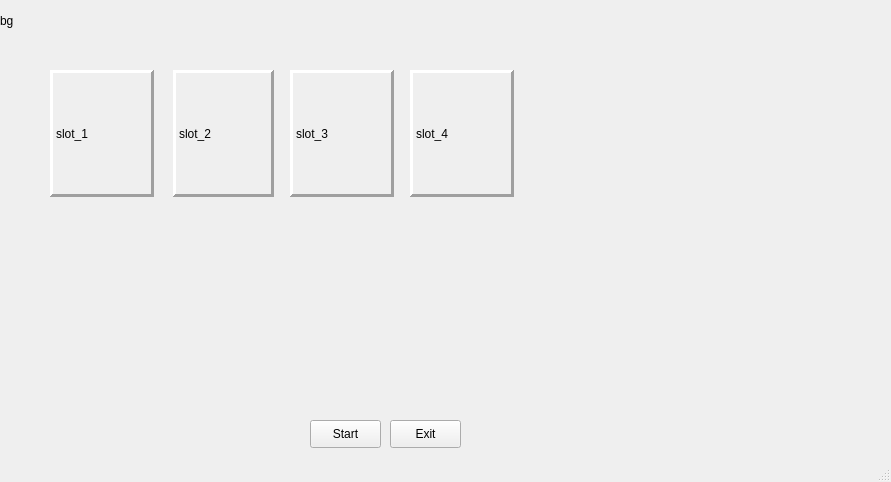
Erepb-89/disciples_mobile, file client_dir/campaign.ui: the form before one commit.
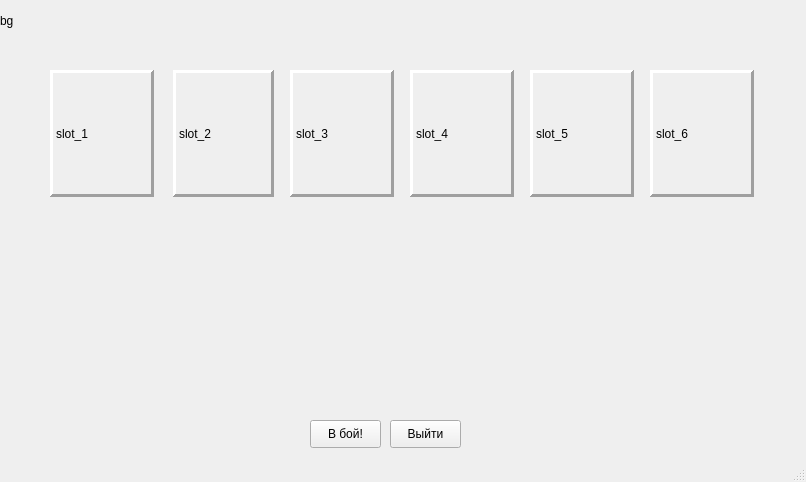
The form after the commit.

Commit message: added Empire campaign

```diff
--- a/client_dir/campaign.ui
+++ b/client_dir/campaign.ui
@@ -9,7 +9,7 @@
    <rect>
     <x>0</x>
     <y>0</y>
-    <width>891</width>
+    <width>806</width>
     <height>482</height>
    </rect>
   </property>
@@ -27,7 +27,7 @@
      </rect>
     </property>
     <property name="text">
-     <string>Exit</string>
+     <string>Выйти</string>
     </property>
    </widget>
    <widget class="QPushButton" name="pushButtonFight">
@@ -40,7 +40,7 @@
      </rect>
     </property>
     <property name="text">
-     <string>Start</string>
+     <string>В бой!</string>
     </property>
    </widget>
    <widget class="QLabel" name="slot2">
@@ -323,6 +323,88 @@
      <string>bg</string>
     </property>
    </widget>
+   <widget class="QPushButton" name="pushButtonSlot_5">
+    <property name="geometry">
+     <rect>
+      <x>530</x>
+      <y>70</y>
+      <width>104</width>
+      <height>127</height>
+     </rect>
+    </property>
+    <property name="text">
+     <string/>
+    </property>
+    <property name="flat">
+     <bool>true</bool>
+    </property>
+   </widget>
+   <widget class="QLabel" name="slot5">
+    <property name="geometry">
+     <rect>
+      <x>530</x>
+      <y>70</y>
+      <width>104</width>
+      <height>127</height>
+     </rect>
+    </property>
+    <property name="frameShape">
+     <enum>QFrame::Panel</enum>
+    </property>
+    <property name="frameShadow">
+     <enum>QFrame::Raised</enum>
+    </property>
+    <property name="lineWidth">
+     <number>3</number>
+    </property>
+    <property name="midLineWidth">
+     <number>0</number>
+    </property>
+    <property name="text">
+     <string>slot_5</string>
+    </property>
+   </widget>
+   <widget class="QPushButton" name="pushButtonSlot_6">
+    <property name="geometry">
+     <rect>
+      <x>650</x>
+      <y>70</y>
+      <width>104</width>
+      <height>127</height>
+     </rect>
+    </property>
+    <property name="text">
+     <string/>
+    </property>
+    <property name="flat">
+     <bool>true</bool>
+    </property>
+   </widget>
+   <widget class="QLabel" name="slot6">
+    <property name="geometry">
+     <rect>
+      <x>650</x>
+      <y>70</y>
+      <width>104</width>
+      <height>127</height>
+     </rect>
+    </property>
+    <property name="frameShape">
+     <enum>QFrame::Panel</enum>
+    </property>
+    <property name="frameShadow">
+     <enum>QFrame::Raised</enum>
+    </property>
+    <property name="lineWidth">
+     <number>3</number>
+    </property>
+    <property name="midLineWidth">
+     <number>0</number>
+    </property>
+    <property name="text">
+     <string>slot_6</string>
+    </property>
+   </widget>
    <zorder>campaignBG</zorder>
    <zorder>labelSelected1</zorder>
    <zorder>labelSelected2</zorder>
```
Left out of the diff: 112 changed lines with no effect on the pictures. The commit also changes 8 other files.
